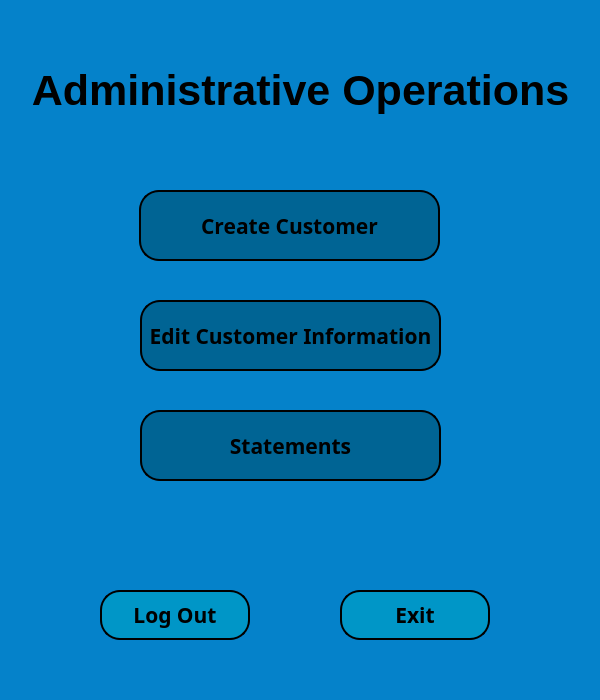
Before: the Qt Designer form admin_options_window.ui in melikkekaya/BankingApp_SQL, drawn with Qt 5.
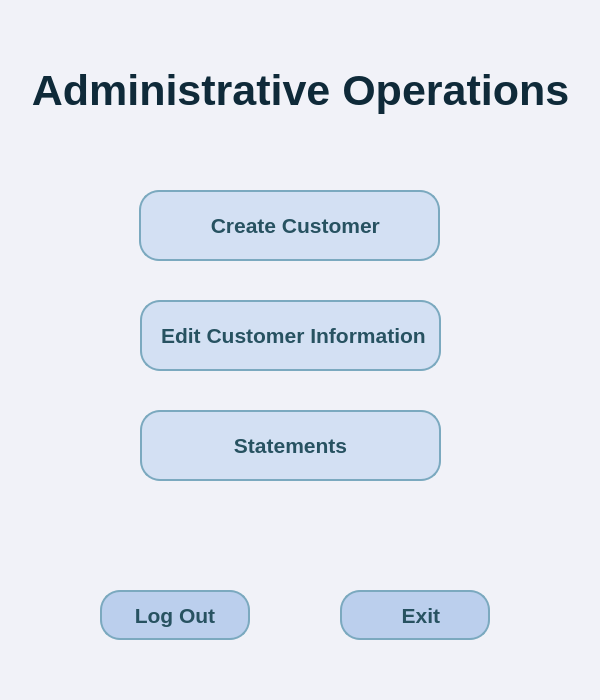
After: the same form once the commit is applied. Icons and pictures are not drawn.

Patch:
```diff
--- a/admin_options_window.ui
+++ b/admin_options_window.ui
@@ -26,7 +26,7 @@
    <string>Admin Options Window</string>
   </property>
   <property name="styleSheet">
-   <string notr="true">background-color: rgb(5, 130, 202);</string>
+   <string notr="true">background-color: rgb(241, 242, 248);</string>
   </property>
   <widget class="QWidget" name="centralwidget">
    <widget class="QLabel" name="adminoptwdw_lbl_heading">
@@ -46,6 +46,9 @@
       <bold>true</bold>
      </font>
     </property>
+    <property name="styleSheet">
+     <string notr="true">color: rgb(15, 42, 57);</string>
+    </property>
     <property name="text">
      <string>Administrative Operations</string>
     </property>
@@ -64,7 +67,7 @@
     </property>
     <property name="font">
      <font>
-      <family>Bahnschrift SemiBold</family>
+      <family>Arial</family>
       <pointsize>16</pointsize>
       <weight>75</weight>
       <bold>true</bold>
@@ -72,19 +75,29 @@
     </property>
     <property name="styleSheet">
      <string notr="true">QPushButton{
-	background-color: rgb(0, 100, 148);
-
-border:2px solid rgb(0, 150, 199);
-border-radius:20px;
-border-color:black;
+color: rgb(39, 82, 97);
+background-color: rgb(211, 224, 243);
+border:2px solid rgb(123, 169, 191);
+border-radius:20px
 }
+
 QPushButton:hover {
      background-color: rgb(202, 240, 248);
      border:2px solid rgb(0, 150, 199);
 }</string>
     </property>
     <property name="text">
-     <string>Create Customer</string>
+     <string>  Create Customer</string>
+    </property>
+    <property name="icon">
+     <iconset>
+      <normaloff>icons/resume.png</normaloff>icons/resume.png</iconset>
+    </property>
+    <property name="iconSize">
+     <size>
+      <width>50</width>
+      <height>50</height>
+     </size>
     </property>
    </widget>
    <widget class="QPushButton" name="adminwdw_btn_editinf">
@@ -98,7 +111,7 @@
     </property>
     <property name="font">
      <font>
-      <family>Bahnschrift SemiBold</family>
+      <family>Arial</family>
       <pointsize>16</pointsize>
       <weight>75</weight>
       <bold>true</bold>
@@ -106,19 +119,29 @@
     </property>
     <property name="styleSheet">
      <string notr="true">QPushButton{
-	background-color: rgb(0, 100, 148);
-
-border:2px solid rgb(0, 150, 199);
-border-radius:20px;
-border-color:black;
+color: rgb(39, 82, 97);
+background-color: rgb(211, 224, 243);
+border:2px solid rgb(123, 169, 191);
+border-radius:20px
 }
+
 QPushButton:hover {
      background-color: rgb(202, 240, 248);
      border:2px solid rgb(0, 150, 199);
 }</string>
     </property>
     <property name="text">
-     <string>Edit Customer Information</string>
+     <string> Edit Customer Information</string>
+    </property>
+    <property name="icon">
+     <iconset>
+      <normaloff>icons/edit.png</normaloff>icons/edit.png</iconset>
+    </property>
+    <property name="iconSize">
+     <size>
+      <width>50</width>
+      <height>50</height>
+     </size>
     </property>
    </widget>
    <widget class="QPushButton" name="adminwdw_btn_bankstt">
@@ -132,7 +155,7 @@
     </property>
     <property name="font">
      <font>
-      <family>Bahnschrift SemiBold</family>
+      <family>Arial</family>
       <pointsize>16</pointsize>
       <weight>75</weight>
       <bold>true</bold>
@@ -140,12 +163,12 @@
     </property>
     <property name="styleSheet">
      <string notr="true">QPushButton{
-	background-color: rgb(0, 100, 148);
-
-border:2px solid rgb(0, 150, 199);
-border-radius:20px;
-border-color:black;
+color: rgb(39, 82, 97);
+background-color: rgb(211, 224, 243);
+border:2px solid rgb(123, 169, 191);
+border-radius:20px
 }
+
 QPushButton:hover {
      background-color: rgb(202, 240, 248);
      border:2px solid rgb(0, 150, 199);
@@ -154,6 +177,16 @@
     <property name="text">
      <string>Statements</string>
     </property>
+    <property name="icon">
+     <iconset>
+      <normaloff>icons/accounting.png</normaloff>icons/accounting.png</iconset>
+    </property>
+    <property name="iconSize">
+     <size>
+      <width>50</width>
+      <height>50</height>
+     </size>
+    </property>
    </widget>
    <widget class="QPushButton" name="adminwdw_btn_logout">
     <property name="geometry">
@@ -166,32 +199,38 @@
     </property>
     <property name="font">
      <font>
-      <family>Bahnschrift SemiBold</family>
+      <family>Arial</family>
       <pointsize>16</pointsize>
       <weight>75</weight>
       <bold>true</bold>
      </font>
     </property>
     <property name="styleSheet">
-     <string notr="true">QPushButton {
-background-color: rgb(0, 150, 199);
-   border-color: rgb(66, 167, 255);
-   border-bottom-color: rgb(255, 255, 255);
-   border:2px solid rgb(202, 240, 248);
-   border-radius:20px;
-   border-color: black;
+     <string notr="true">QPushButton{
+color: rgb(39, 82, 97);
+background-color: rgb(187, 207, 237);
+border:2px solid rgb(123, 169, 191);
+border-radius:20px
 }
 
 QPushButton:hover {
-     background-color: rgb(202, 240, 248);
-     border:2px solid rgb(202, 240, 248);
-}
-    
-   </string>
+     background-color: rgb(225, 229, 241);
+     border:2px solid rgb(196, 218, 245);
+}</string>
     </property>
     <property name="text">
      <string>Log Out</string>
     </property>
+    <property name="icon">
+     <iconset>
+      <normaloff>icons/exit.png</normaloff>icons/exit.png</iconset>
+    </property>
+    <property name="iconSize">
+     <size>
+      <width>50</width>
+      <height>50</height>
+     </size>
+    </property>
    </widget>
    <widget class="QPushButton" name="adminwdw_btn_exit">
     <property name="geometry">
@@ -204,31 +243,37 @@
     </property>
     <property name="font">
      <font>
-      <family>Bahnschrift SemiBold</family>
+      <family>Arial</family>
       <pointsize>16</pointsize>
       <weight>75</weight>
       <bold>true</bold>
      </font>
     </property>
     <property name="styleSheet">
-     <string notr="true">QPushButton {
-background-color: rgb(0, 150, 199);
-   border-color: rgb(66, 167, 255);
-   border-bottom-color: rgb(255, 255, 255);
-   border:2px solid rgb(202, 240, 248);
-   border-radius:20px;
-   border-color: black;
+     <string notr="true">QPushButton{
+color: rgb(39, 82, 97);
+background-color: rgb(187, 207, 237);
+border:2px solid rgb(123, 169, 191);
+border-radius:20px
 }
 
 QPushButton:hover {
-     background-color: rgb(202, 240, 248);
-     border:2px solid rgb(202, 240, 248);
-}
-    
-   </string>
+     background-color: rgb(225, 229, 241);
+     border:2px solid rgb(196, 218, 245);
+}</string>
     </property>
     <property name="text">
-     <string>Exit</string>
+     <string>  Exit</string>
+    </property>
+    <property name="icon">
+     <iconset>
+      <normaloff>icons/log-out.png</normaloff>icons/log-out.png</iconset>
+    </property>
+    <property name="iconSize">
+     <size>
+      <width>40</width>
+      <height>40</height>
+     </size>
     </property>
    </widget>
   </widget>
```
Left out of the diff: 14 changed lines with no effect on the pictures.
